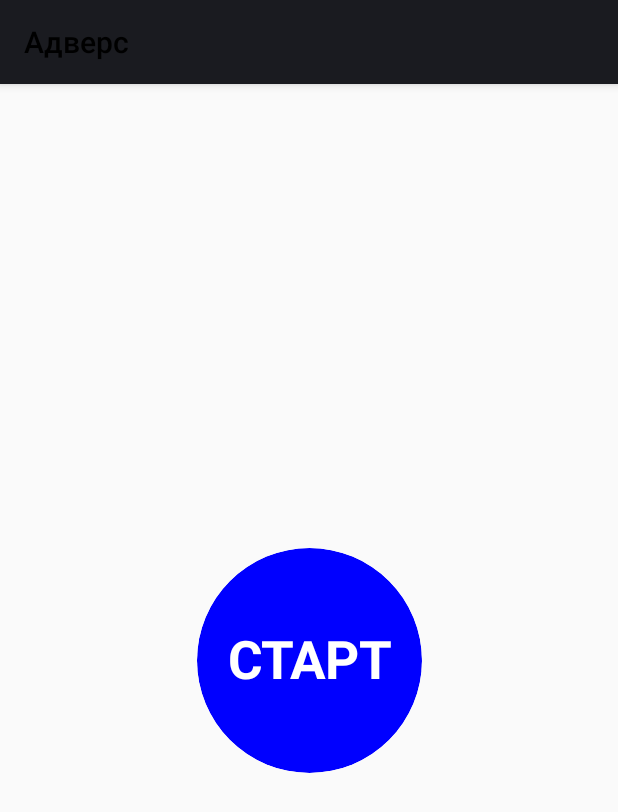
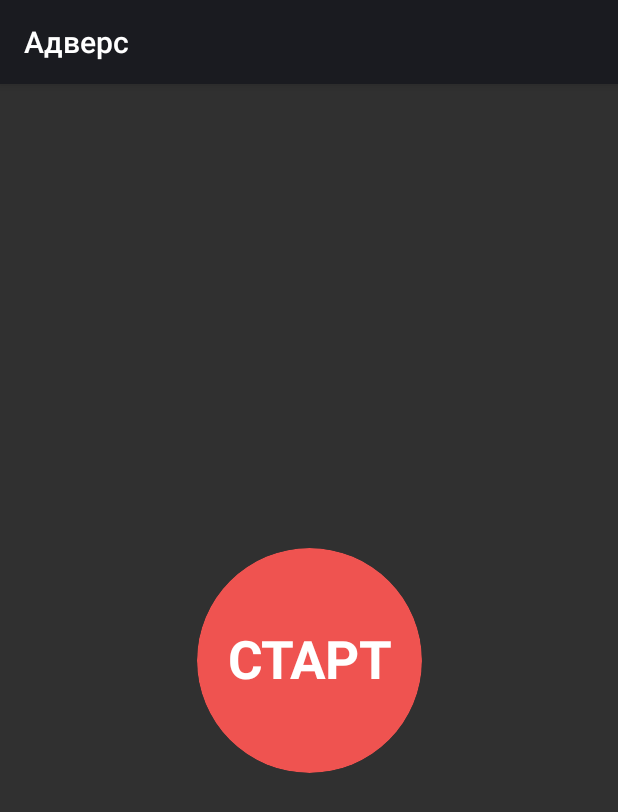
Before and after one commit to redhead1999/AdversBLE, an Android app built with Jetpack Compose: the screen it shows after launch (MainActivity), after a tap on "ПОИСК", on a phone screen of 412 x 824 dp. Shown: the top 812 px of the screen. Run offline under Robolectric (Android 15) with nearby library versions, the phone set to English and light mode, and no system bars; our stand-ins replace Dagger/Hilt's generated code.

Commit message:
темная тема и фиксы бле

```diff
--- a/app/src/main/AndroidManifest.xml
+++ b/app/src/main/AndroidManifest.xml
@@ -32,6 +32,7 @@
 
     <uses-permission android:name="android.permission.POST_NOTIFICATIONS" />
     <application
+
         android:name=".AdversApplication"
         android:allowBackup="true"
         android:dataExtractionRules="@xml/data_extraction_rules"
@@ -52,7 +53,6 @@
                 <category android:name="android.intent.category.LAUNCHER" />
             </intent-filter>
         </activity>
-        <activity android:name=".ble.presentation.BleOperationsActivity"/>
         <receiver android:name=".presentation.notifications.CounterNotificationReceiver" />
     </application>
 
--- a/app/src/main/java/com/aold/advers/MainActivity.kt
+++ b/app/src/main/java/com/aold/advers/MainActivity.kt
@@ -33,7 +33,6 @@ import dagger.hilt.android.AndroidEntryPoint
 
 class MainActivity : ComponentActivity(
 ) {
-
 
     private val bluetoothManager by lazy {
         applicationContext.getSystemService(BluetoothManager::class.java)
--- a/app/src/main/java/com/aold/advers/ble/presentation/ConnectionStartScreen.kt
+++ b/app/src/main/java/com/aold/advers/ble/presentation/ConnectionStartScreen.kt
@@ -6,6 +6,7 @@ import androidx.compose.foundation.layout.Box
 import androidx.compose.foundation.layout.fillMaxSize
 import androidx.compose.foundation.layout.size
 import androidx.compose.foundation.shape.CircleShape
+import androidx.compose.material.MaterialTheme
 import androidx.compose.material.Text
 import androidx.compose.runtime.Composable
 import androidx.compose.ui.Alignment
@@ -34,7 +35,7 @@ fun ConnectionStartScreen(
             modifier = Modifier
                 .size(150.dp)
                 .clip(CircleShape)
-                .background(Color.Blue, CircleShape)
+                .background(color = MaterialTheme.colors.error, CircleShape)
                 .clickable {
                     navController.navigate(Screen.TemperatureHumidityScreen.route){
                         popUpTo(Screen.ConnectionStartScreen.route){
@@ -48,8 +49,7 @@ fun ConnectionStartScreen(
                 text = "СТАРТ",
                 fontSize = 35.sp,
                 fontWeight = FontWeight.Bold,
-                color = Color.White
-            )
+                color = MaterialTheme.colors.onPrimary)
         }
     }
 
--- a/app/src/main/java/com/aold/advers/presentation/HomeScreen.kt
+++ b/app/src/main/java/com/aold/advers/presentation/HomeScreen.kt
@@ -1,5 +1,6 @@
 package com.aold.advers.presentation
 
+import android.annotation.SuppressLint
 import android.widget.Toast
 import androidx.compose.foundation.BorderStroke
 import androidx.compose.foundation.background
@@ -21,10 +22,13 @@ import androidx.compose.material.Button
 import androidx.compose.material.ButtonDefaults
 import androidx.compose.material.ExperimentalMaterialApi
 import androidx.compose.material.Icon
+import androidx.compose.material.Switch
 import androidx.compose.material.Text
 import androidx.compose.runtime.Composable
+import androidx.compose.runtime.getValue
 import androidx.compose.runtime.mutableStateOf
 import androidx.compose.runtime.remember
+import androidx.compose.runtime.setValue
 import androidx.compose.ui.Alignment
 import androidx.compose.ui.Modifier
 import androidx.compose.ui.graphics.Color
@@ -39,18 +43,21 @@ import com.aold.advers.R
 import com.aold.advers.utils.WindowInfo
 import com.aold.advers.presentation.components.picker.PickerExample
 import com.aold.advers.presentation.navigation.Screen
+import com.aold.advers.ui.theme.AdversBluetoothTheme
 import com.aold.advers.utils.rememberWindowInfo
 
 /**
  * @author Kirilin Yury on 09.06.2023.
  */
-@OptIn(ExperimentalMaterialApi::class)
 @Composable
-fun StartScreen(
+fun HomeScreen(
     navController: NavController,
 ) {
     val windowInfo = rememberWindowInfo()
     if (windowInfo.screenWidthInfo is WindowInfo.WindowType.Compact) {
+        var darkMode by remember { mutableStateOf(true) }
+
+        AdversBluetoothTheme(darkTheme = darkMode) {
             Box(
                 modifier = Modifier
                     .fillMaxWidth()
@@ -68,8 +75,8 @@ fun StartScreen(
                         border = BorderStroke(1.dp, Color.Transparent),
                         shape = RoundedCornerShape(15),
                         modifier = Modifier
-                        .width(100.dp)
-                        .height(55.dp),
+                            .width(60.dp)
+                            .height(60.dp),
                         onClick = {
                             navController.navigate(Screen.TemperatureChartScreen.route) {
                                 popUpTo(Screen.TemperatureChartScreen.route) {
@@ -82,91 +89,6 @@ fun StartScreen(
                             contentDescription = null // decorative element
                         )
                         Spacer(modifier = Modifier.size(10.dp))
-                    Text(
-                        text = "0°C",
-                        style = androidx.compose.ui.text.TextStyle(fontSize = 10.sp)
-                    )
-                }
-                Button(
-                    border = BorderStroke(1.dp, Color.Transparent),
-                    colors = ButtonDefaults.buttonColors(backgroundColor = Color.Red),
-                    shape = RoundedCornerShape(15),
-                    modifier = Modifier
-                        .width(100.dp)
-                        .height(55.dp),
-                    onClick = {
-                        navController.navigate(Screen.BleOperationsActivity.route) {
-                            popUpTo(Screen.BleOperationsActivity.route) {
-                                inclusive = true
-                            }
-                        }
-                    }) {
-                    Text(
-                        text = "ПОИСК",
-                        style = androidx.compose.ui.text.TextStyle(fontSize = 15.sp)
-                    )
-                }
-                Button(
-                    border = BorderStroke(1.dp, Color.Transparent),
-                    shape = RoundedCornerShape(15),
-                    modifier = Modifier
-                        .width(100.dp)
-                        .height(55.dp),
-                    onClick = {
-                        navController.navigate(Screen.VoltageChartScreen.route) {
-                            popUpTo(Screen.VoltageChartScreen.route) {
-                                inclusive = false
-                            }
-                        }
-                    }) {
-                    Icon(
-                        painter = painterResource(id = R.drawable.light),
-                        contentDescription = null // decorative element
-                    )
-                    Spacer(modifier = Modifier.size(10.dp))
-                    Text(
-                        text = "0.0 V",
-                        style = androidx.compose.ui.text.TextStyle(fontSize = 15.sp)
-                    )
-                }
-            }
-        }
-        Box(
-            modifier = Modifier
-                .fillMaxWidth()
-                .padding()
-                .fillMaxHeight(),
-            contentAlignment = Alignment.TopCenter
-        )
-        {
-            Row(
-                horizontalArrangement = Arrangement.SpaceBetween,
-                modifier = Modifier
-                    .fillMaxWidth()
-                    .padding(30.dp)
-            ) {
-                Button(
-                    border = BorderStroke(1.dp, Color.Transparent),
-                    shape = RoundedCornerShape(15),
-                    modifier = Modifier
-                        .width(100.dp)
-                        .height(55.dp),
-                    onClick = {
-                        navController.navigate(Screen.TemperatureChartScreen.route) {
-                            popUpTo(Screen.TemperatureChartScreen.route) {
-                                inclusive = false
-                            }
-                        }
-                    }) {
-                    Icon(
-                        painter = painterResource(id = R.drawable.termo),
-                        contentDescription = null // decorative element
-                    )
-                    Spacer(modifier = Modifier.size(10.dp))
-                    Text(
-                        text = "0°C",
-                        style = androidx.compose.ui.text.TextStyle(fontSize = 10.sp)
-                    )
                     }
                     Button(
                         border = BorderStroke(1.dp, Color.Transparent),
@@ -184,15 +106,15 @@ fun StartScreen(
                         }) {
                         Text(
                             text = "ПОИСК",
-                        style = androidx.compose.ui.text.TextStyle(fontSize = 15.sp)
+                            style = TextStyle(fontSize = 15.sp)
                         )
                     }
                     Button(
                         border = BorderStroke(1.dp, Color.Transparent),
                         shape = RoundedCornerShape(15),
                         modifier = Modifier
-                        .width(100.dp)
-                        .height(55.dp),
+                            .width(60.dp)
+                            .height(60.dp),
                         onClick = {
                             navController.navigate(Screen.VoltageChartScreen.route) {
                                 popUpTo(Screen.VoltageChartScreen.route) {
@@ -205,10 +127,18 @@ fun StartScreen(
                             contentDescription = null // decorative element
                         )
                         Spacer(modifier = Modifier.size(10.dp))
-                    Text(
-                        text = "0.0 V",
-                        style = androidx.compose.ui.text.TextStyle(fontSize = 15.sp)
-                    )
+                    }
+                    Button(
+                        border = BorderStroke(1.dp, Color.Transparent),
+                        shape = CircleShape,
+                        modifier = Modifier
+                            .width(40.dp)
+                            .height(40.dp),
+                        onClick = {
+                            darkMode = !darkMode
+                        }) {
+                        Text(text = "Т" )
+                        Spacer(modifier = Modifier.size(10.dp))
                     }
                 }
             }
@@ -239,7 +169,7 @@ fun StartScreen(
                         }) {
                         Text(
                             text = "ТЕСТ",
-                        style = androidx.compose.ui.text.TextStyle(fontSize = 10.sp)
+                            style = TextStyle(fontSize = 10.sp)
                         )
                     }
                 }
@@ -309,7 +239,7 @@ fun StartScreen(
                             .height(100.dp),
                         onClick = {
                             navController.navigate(Screen.TimerScreen.route) {
-                            popUpTo(Screen.StartScreen.route) {
+                                popUpTo(Screen.HomeScreen.route) {
                                     inclusive = false
                                 }
                             }
@@ -326,7 +256,7 @@ fun StartScreen(
                             Spacer(modifier = Modifier.height(3.dp))
                             Text(
                                 text = stringResource(id = R.string.timer_string),
-                            style = androidx.compose.ui.text.TextStyle(fontSize = 13.sp)
+                                style = TextStyle(fontSize = 13.sp)
                             )
                         }
                     }
@@ -338,7 +268,7 @@ fun StartScreen(
                             .height(100.dp),
                         onClick = {
                             navController.navigate(Screen.SettingsScreen.route) {
-                            popUpTo(Screen.StartScreen.route) {
+                                popUpTo(Screen.HomeScreen.route) {
                                     inclusive = false
                                 }
                             }
@@ -355,8 +285,9 @@ fun StartScreen(
                             Spacer(modifier = Modifier.height(3.dp))
                             Text(
                                 text = stringResource(id = R.string.settings_string),
-                            style = androidx.compose.ui.text.TextStyle(fontSize = 13.sp)
+                                style = TextStyle(fontSize = 13.sp)
                             )
+                        }
                     }
                 }
             }
@@ -521,7 +452,7 @@ fun StartScreen(
                         .height(100.dp),
                     onClick = {
                         navController.navigate(Screen.TimerScreen.route) {
-                            popUpTo(Screen.StartScreen.route) {
+                            popUpTo(Screen.HomeScreen.route) {
                                 inclusive = false
                             }
                         }
@@ -550,7 +481,7 @@ fun StartScreen(
                         .height(100.dp),
                     onClick = {
                         navController.navigate(Screen.SettingsScreen.route) {
-                            popUpTo(Screen.StartScreen.route) {
+                            popUpTo(Screen.HomeScreen.route) {
                                 inclusive = false
                             }
                         }
--- a/app/src/main/java/com/aold/advers/presentation/SplashScreen.kt
+++ b/app/src/main/java/com/aold/advers/presentation/SplashScreen.kt
@@ -23,6 +23,8 @@ import kotlinx.coroutines.delay
 @Composable
 fun SplashScreen(
     navController: NavController,
+    onPopBackStack: () -> Unit = {},
+    onNavigate: (String) -> Unit = {},
 ) {
     //todo анимашка
     val scale = remember {
@@ -40,7 +42,10 @@ fun SplashScreen(
             )
         )
         delay(400L)
-        navController.navigate("start_screen")
+        navController.navigate("home_screen"){
+            popUpTo(0)
+        }
+
     }
 
 
--- a/app/src/main/java/com/aold/advers/presentation/navigation/Navigation.kt
+++ b/app/src/main/java/com/aold/advers/presentation/navigation/Navigation.kt
@@ -10,14 +10,13 @@ import androidx.navigation.compose.composable
 import androidx.navigation.compose.rememberNavController
 import com.aold.advers.ble.presentation.ConnectionStartScreen
 import com.aold.advers.ble.presentation.TemperatureHumidityScreen
+import com.aold.advers.presentation.HomeScreen
 import com.aold.advers.presentation.SettingsScreen
 import com.aold.advers.presentation.SplashScreen
-import com.aold.advers.presentation.StartScreen
+import com.aold.advers.presentation.components.TestScreen
 import com.aold.advers.presentation.mock.TemperatureChartScreen
 import com.aold.advers.presentation.mock.TimerScreen
 import com.aold.advers.presentation.mock.VoltageChartScreen
-import com.aold.advers.presentation.components.TestScreen
-
 
 
 /**
@@ -35,11 +34,13 @@ fun Navigation(
 
     NavHost(navController = navController, startDestination = Screen.SplashScreen.route) {
         composable(Screen.SplashScreen.route) {
-            SplashScreen(navController = navController)
+            SplashScreen(
+                navController = navController,
+                 )
         }
 
-        composable(Screen.StartScreen.route) {
-            StartScreen(navController = navController)
+        composable(Screen.HomeScreen.route) {
+            HomeScreen(navController = navController)
         }
 
         composable(Screen.SettingsScreen.route) {
@@ -94,7 +95,7 @@ data class BottomNavItem(
 
 sealed class Screen(val route: String) {
     object SplashScreen : Screen("splash_screen")
-    object StartScreen : Screen("start_screen")
+    object HomeScreen : Screen("home_screen")
     object TemperatureHumidityScreen : Screen("temp_humid_screen")
     object SettingsScreen : Screen("settings_screen")
     object TimerScreen : Screen("timer_screen")
--- a/app/src/main/java/com/aold/advers/ui/theme/Color.kt
+++ b/app/src/main/java/com/aold/advers/ui/theme/Color.kt
@@ -55,9 +55,3 @@ val Black2 = Color(0xFF000000)
 
 val RedErrorDark = Color(0xFFB00020)
 val RedErrorLight = Color(0xFFEF5350)
-
-val DarkSlateGrey = Color(0xFF27474e)
-val DarkSlateGreyLight = Color(0xFF36626B)
-val Plum = Color(0xFF7d387d)
-val OldRose = Color(0xFFcd8b76)
-val Vanilla = Color(0xFFe1d89f)
--- a/app/src/main/java/com/aold/advers/ui/theme/Theme.kt
+++ b/app/src/main/java/com/aold/advers/ui/theme/Theme.kt
@@ -25,7 +25,7 @@ private val LightColorPalette = lightColors(
 
 @SuppressLint("ConflictingOnColor")
 private val LightThemeColors = lightColors(
-    primary = Grey500,
+    primary = White,
     primaryVariant = Blue400,
     onPrimary = Black2,
     secondary = Color.White,
@@ -54,15 +54,10 @@ private val DarkThemeColors = darkColors(
 
 @Composable
 fun AdversBluetoothTheme(darkTheme: Boolean, content: @Composable () -> Unit) {
-    val colors = if (darkTheme) {
-        DarkThemeColors
-    } else {
-        LightThemeColors
-    }
     MaterialTheme(
         colors = if (darkTheme) DarkThemeColors else LightThemeColors,
         typography = Typography,
-        shapes = Shapes
+        shapes = Shapes,
     ){
         content()
     }
--- a/app/src/main/res/values/strings.xml
+++ b/app/src/main/res/values/strings.xml
@@ -49,7 +49,9 @@
     <string name="total_worktime_string">Общее время работы</string>
 
     <string name="ble_playground">Полигон</string>
+    <string name="tap_twice_to_exit">Нажмите еще раз, чтобы выйти</string>
 
+    <string name="start_ble_connection">Подключение к устройству</string>
 
 
 
--- a/app/src/main/res/values/themes.xml
+++ b/app/src/main/res/values/themes.xml
@@ -1,5 +1,5 @@
 <?xml version="1.0" encoding="utf-8"?>
 <resources>
-    <style name="Theme.AdversBLE" parent="android:ThemeOverlay.Material.Light">
+    <style name="Theme.AdversBLE" parent="android:ThemeOverlay.Material.Dark">
     </style>
 </resources>
```
Also changed, not shown: 1 other file. Lines whose indentation alone changed are shown as unchanged.
